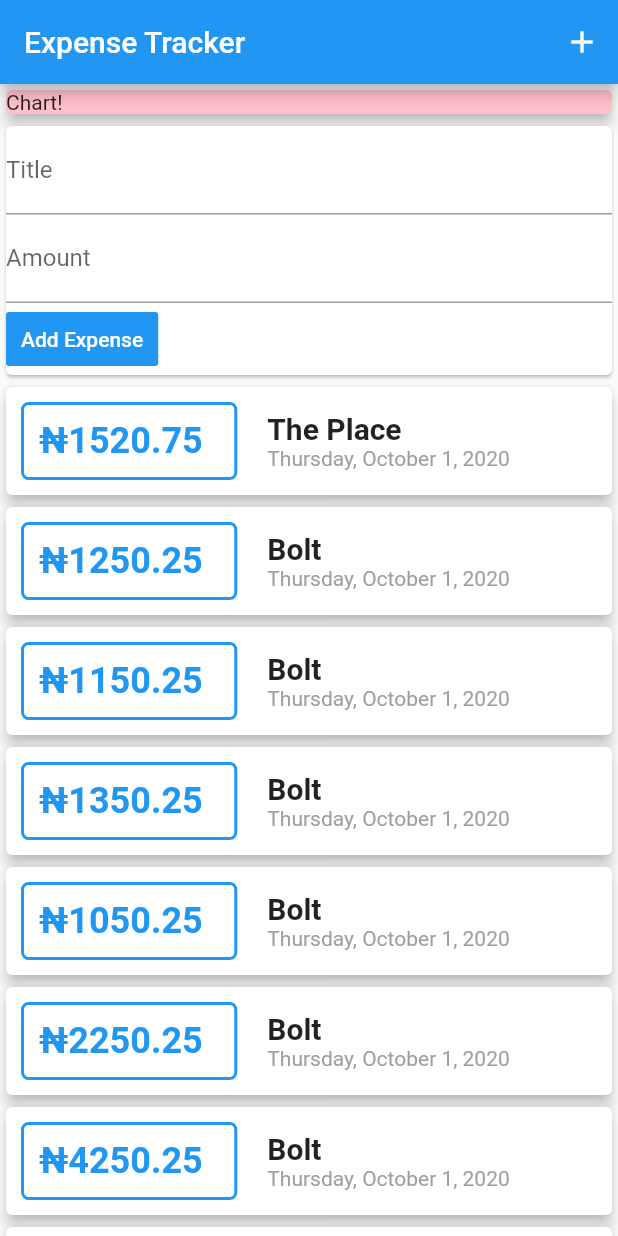
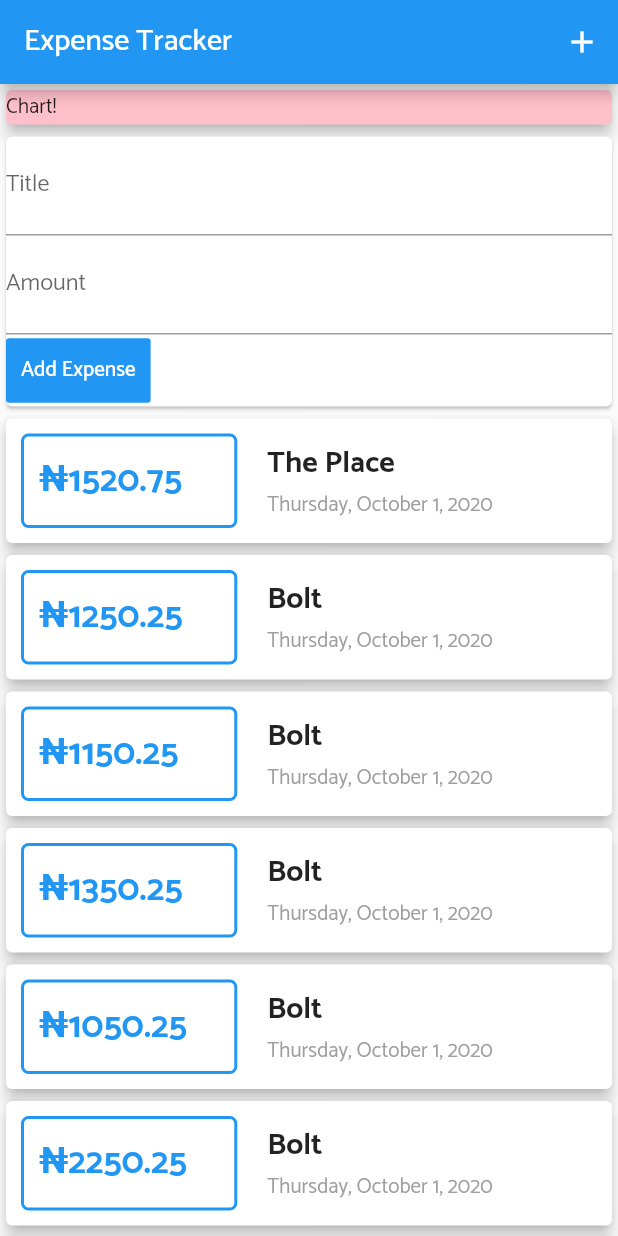
Before and after one commit to the-fanan/expense_tracker, a Flutter app: the screen it shows after launch, on a phone screen of 412 x 824 dp. Run offline on Flutter 3.47's test engine with Material 2 defaults, Android fonts, the phone set to English and light mode, and no system bars.

Commit message:
adding customr fonts

```diff
--- a/lib/main.dart
+++ b/lib/main.dart
@@ -27,6 +27,7 @@ class MyApp extends StatelessWidget {
         // the app on. For desktop platforms, the controls will be smaller and
         // closer together (more dense) than on mobile platforms.
         visualDensity: VisualDensity.adaptivePlatformDensity,
+        fontFamily: 'Catamaran',
       ),
       home: MyHomePage(title: 'Expense Tracker'),
     );
```
Also changed, not shown: pubspec.yaml (+12 -6 lines), assets/fonts/catamaran/Catamaran-Black.ttf (added), assets/fonts/catamaran/Catamaran-Bold.ttf (added), assets/fonts/catamaran/Catamaran-ExtraBold.ttf (added), assets/fonts/catamaran/Catamaran-ExtraLight.ttf (added), assets/fonts/catamaran/Catamaran-Light.ttf (added), assets/fonts/catamaran/Catamaran-Medium.ttf (added), assets/fonts/catamaran/Catamaran-Regular.ttf (added), assets/fonts/catamaran/Catamaran-SemiBold.ttf (added), assets/fonts/catamaran/Catamaran-Thin.ttf (added).
